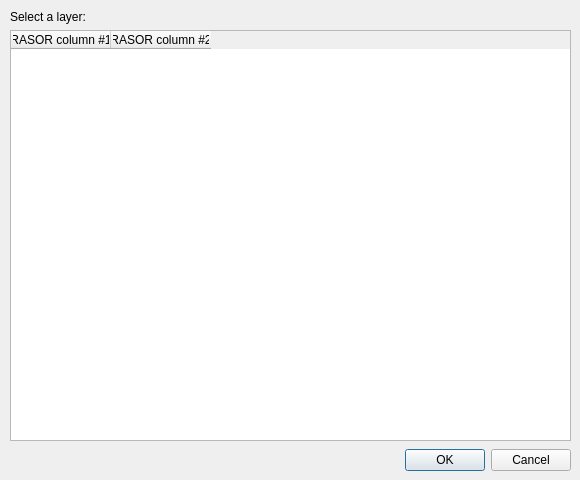
Above: rasor_plugin/rasor_plugin_dialog_down.ui from altamiraInformation/rasor-plugin before the change. Below: the same form after it.
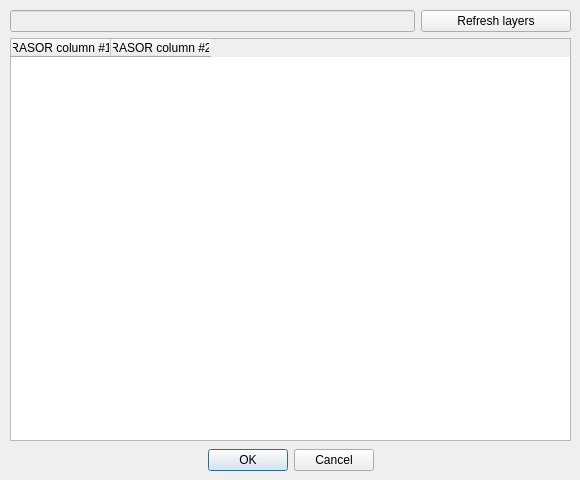
That is the form after the change.

Commit message: Download layer bug fixed

The edit to the form file:
```diff
--- a/rasor_plugin/rasor_plugin_dialog_down.ui
+++ b/rasor_plugin/rasor_plugin_dialog_down.ui
@@ -50,10 +50,10 @@
     <set>QDialogButtonBox::Cancel|QDialogButtonBox::Ok</set>
    </property>
    <property name="centerButtons">
-    <bool>false</bool>
+    <bool>true</bool>
    </property>
   </widget>
-  <widget class="QWidget" name="verticalLayoutWidget">
+  <widget class="QWidget" name="">
    <property name="geometry">
     <rect>
      <x>10</x>
@@ -64,16 +64,34 @@
    </property>
    <layout class="QVBoxLayout" name="verticalLayout">
     <item>
-     <widget class="QLabel" name="hazardLabel">
-      <property name="font">
-       <font>
-        <pointsize>9</pointsize>
-       </font>
-      </property>
-      <property name="text">
-       <string>Select a layer:</string>
-      </property>
-     </widget>
+     <layout class="QHBoxLayout" name="horizontalLayout">
+      <item>
+       <widget class="QLineEdit" name="infoEdit">
+        <property name="enabled">
+         <bool>false</bool>
+        </property>
+       </widget>
+      </item>
+      <item>
+       <widget class="QPushButton" name="refreshButton">
+        <property name="minimumSize">
+         <size>
+          <width>150</width>
+          <height>0</height>
+         </size>
+        </property>
+        <property name="maximumSize">
+         <size>
+          <width>150</width>
+          <height>16777215</height>
+         </size>
+        </property>
+        <property name="text">
+         <string>Refresh layers</string>
+        </property>
+       </widget>
+      </item>
+     </layout>
     </item>
     <item>
      <widget class="QTableWidget" name="tableWidget">
```
The commit also changes 3 other files.
